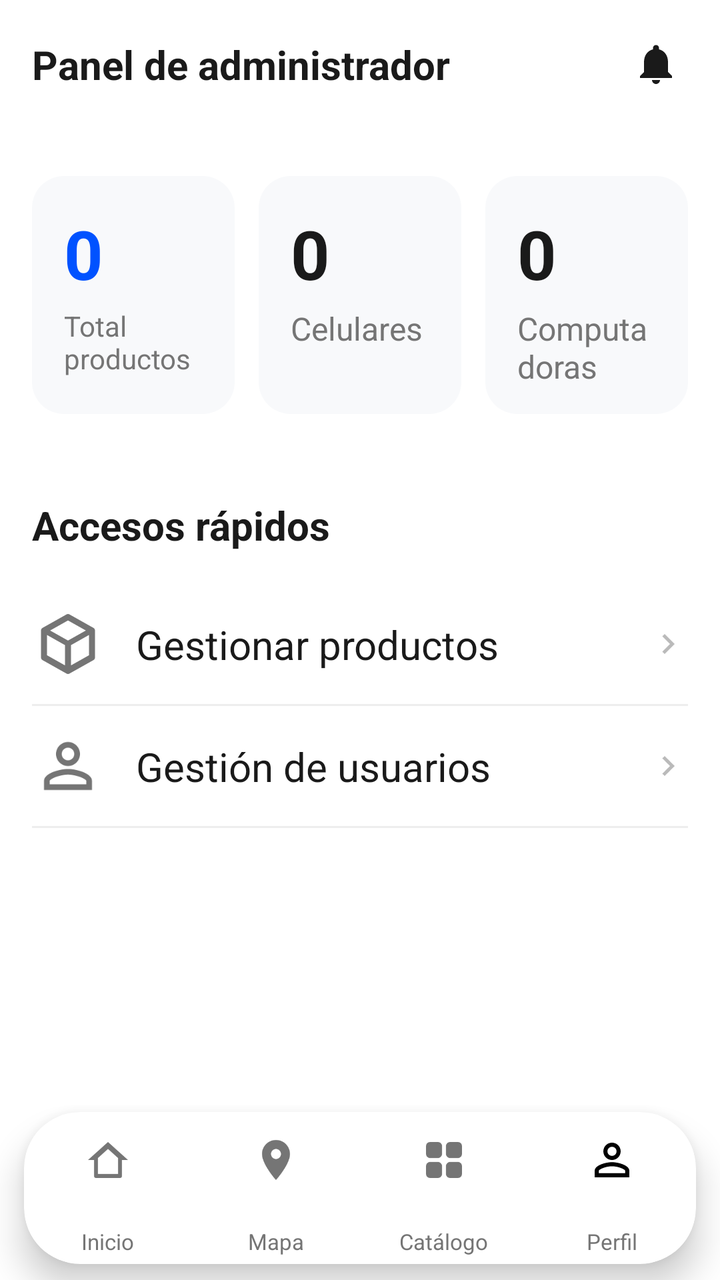
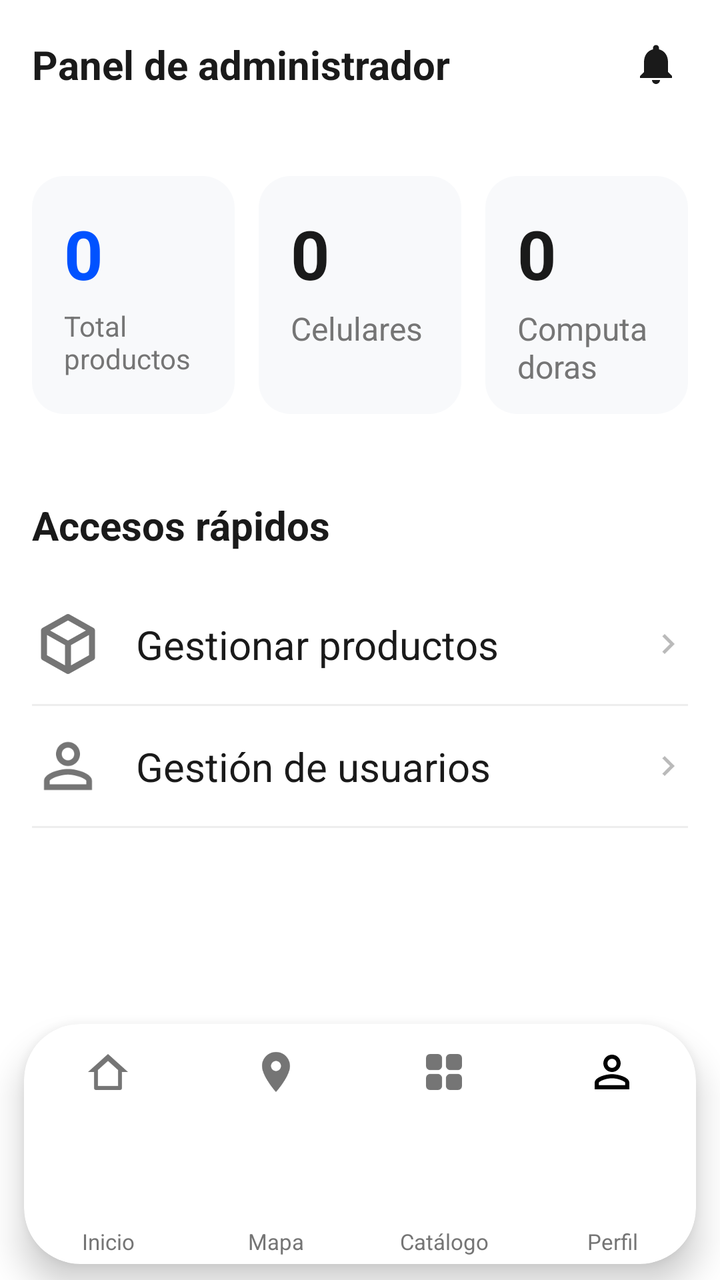

Two renders of the same Android screen: before a commit and after it. Below are the layout's source before the change and the commit's diff.
<!-- AndroidManifest.xml: application theme Theme.MyApplication -->
<!-- res/layout/admin_panel.xml -->
<?xml version="1.0" encoding="utf-8"?>
<androidx.constraintlayout.widget.ConstraintLayout xmlns:android="http://schemas.android.com/apk/res/android"
    xmlns:app="http://schemas.android.com/apk/res-auto"
    xmlns:tools="http://schemas.android.com/tools"
    android:id="@+id/main"
    android:layout_width="match_parent"
    android:layout_height="match_parent"
    tools:context=".MainActivity10">

    
    <androidx.constraintlayout.widget.ConstraintLayout
        android:id="@+id/cl_top_bar"
        android:layout_width="match_parent"
        android:layout_height="64dp"
        android:paddingHorizontal="16dp"
        app:layout_constraintTop_toTopOf="parent">

        <TextView
            android:id="@+id/tv_admin_panel_title"
            android:layout_width="wrap_content"
            android:layout_height="wrap_content"
            android:text="@string/admin_panel_title"
            android:textColor="@color/text_black"
            android:textSize="20sp"
            android:textStyle="bold"
            app:layout_constraintBottom_toBottomOf="parent"
            app:layout_constraintStart_toStartOf="parent"
            app:layout_constraintTop_toTopOf="parent" />

        <ImageView
            android:id="@+id/iv_notifications"
            android:layout_width="32dp"
            android:layout_height="32dp"
            android:padding="4dp"
            android:src="@drawable/ic_notifications"
            app:layout_constraintBottom_toBottomOf="parent"
            app:layout_constraintEnd_toEndOf="parent"
            app:layout_constraintTop_toTopOf="parent"
            app:tint="@color/text_black"
            android:contentDescription="@null" />

    </androidx.constraintlayout.widget.ConstraintLayout>

    
    <LinearLayout
        android:id="@+id/ll_summary"
        android:layout_width="match_parent"
        android:layout_height="129dp"
        android:layout_marginTop="24dp"
        android:baselineAligned="false"
        android:orientation="horizontal"
        android:paddingHorizontal="16dp"
        app:layout_constraintTop_toBottomOf="@id/cl_top_bar">

        
        <androidx.constraintlayout.widget.ConstraintLayout
            android:layout_width="0dp"
            android:layout_height="119dp"
            android:layout_marginEnd="8dp"
            android:layout_weight="1"
            android:background="@drawable/bg_category_card"
            android:padding="16dp">

            <TextView
                android:id="@+id/tv_total_count"
                android:layout_width="wrap_content"
                android:layout_height="wrap_content"
                android:text="@string/zero_placeholder"
                android:textColor="@color/brand_blue"
                android:textSize="34sp"
                android:textStyle="bold"
                app:layout_constraintStart_toStartOf="parent"
                app:layout_constraintTop_toTopOf="parent" />

            <TextView
                android:layout_width="wrap_content"
                android:layout_height="wrap_content"
                android:layout_marginTop="4dp"
                android:text="@string/total_products_label"
                android:textColor="@color/text_grey"
                android:textSize="14sp"
                app:layout_constraintStart_toStartOf="parent"
                app:layout_constraintTop_toBottomOf="@id/tv_total_count" />
        </androidx.constraintlayout.widget.ConstraintLayout>

        
        <androidx.constraintlayout.widget.ConstraintLayout
            android:layout_width="0dp"
            android:layout_height="119dp"
            android:layout_marginHorizontal="4dp"
            android:layout_weight="1"
            android:background="@drawable/bg_category_card"
            android:padding="16dp">

            <TextView
                android:id="@+id/tv_cel_count"
                android:layout_width="wrap_content"
                android:layout_height="wrap_content"
                android:text="@string/zero_placeholder"
                android:textColor="@color/text_black"
                android:textSize="34sp"
                android:textStyle="bold"
                app:layout_constraintStart_toStartOf="parent"
                app:layout_constraintTop_toTopOf="parent" />

            <TextView
                android:layout_width="wrap_content"
                android:layout_height="wrap_content"
                android:layout_marginTop="4dp"
                android:text="@string/cat_celulares"
                android:textColor="@color/text_grey"
                android:textSize="16sp"
                app:layout_constraintStart_toStartOf="parent"
                app:layout_constraintTop_toBottomOf="@id/tv_cel_count" />
        </androidx.constraintlayout.widget.ConstraintLayout>

        
        <androidx.constraintlayout.widget.ConstraintLayout
            android:layout_width="0dp"
            android:layout_height="119dp"
            android:layout_marginStart="8dp"
            android:layout_weight="1"
            android:background="@drawable/bg_category_card"
            android:padding="16dp">

            <TextView
                android:id="@+id/tv_comp_count"
                android:layout_width="wrap_content"
                android:layout_height="wrap_content"
                android:text="@string/zero_placeholder"
                android:textColor="@color/text_black"
                android:textSize="34sp"
                android:textStyle="bold"
                app:layout_constraintStart_toStartOf="parent"
                app:layout_constraintTop_toTopOf="parent" />

            <TextView
                android:layout_width="wrap_content"
                android:layout_height="wrap_content"
                android:layout_marginTop="4dp"
                android:text="@string/cat_computadoras"
                android:textColor="@color/text_grey"
                android:textSize="16sp"
                app:layout_constraintStart_toStartOf="parent"
                app:layout_constraintTop_toBottomOf="@id/tv_comp_count" />
        </androidx.constraintlayout.widget.ConstraintLayout>
    </LinearLayout>

    
    <TextView
        android:id="@+id/tv_quick_access_title"
        android:layout_width="wrap_content"
        android:layout_height="wrap_content"
        android:layout_marginTop="32dp"
        android:layout_marginStart="16dp"
        android:text="@string/quick_access_title"
        android:textColor="@color/text_black"
        android:textSize="20sp"
        android:textStyle="bold"
        app:layout_constraintStart_toStartOf="parent"
        app:layout_constraintTop_toBottomOf="@id/ll_summary" />

    
    <LinearLayout
        android:layout_width="match_parent"
        android:layout_height="wrap_content"
        android:layout_marginTop="16dp"
        android:orientation="vertical"
        android:paddingHorizontal="16dp"
        app:layout_constraintTop_toBottomOf="@id/tv_quick_access_title">

        
        <androidx.constraintlayout.widget.ConstraintLayout
            android:id="@+id/cl_manage_products"
            android:layout_width="match_parent"
            android:layout_height="60dp">

            <ImageView
                android:id="@+id/iv_menu_products"
                android:layout_width="36dp"
                android:layout_height="36dp"
                android:contentDescription="@null"
                android:src="@drawable/ic_box"
                app:layout_constraintBottom_toBottomOf="parent"
                app:layout_constraintStart_toStartOf="parent"
                app:layout_constraintTop_toTopOf="parent"
                app:tint="@color/text_grey" />

            <TextView
                android:layout_width="0dp"
                android:layout_height="wrap_content"
                android:layout_marginStart="16dp"
                android:text="@string/manage_products"
                android:textColor="@color/text_black"
                android:textSize="20sp"
                app:layout_constraintBottom_toBottomOf="parent"
                app:layout_constraintEnd_toStartOf="@+id/iv_arrow1"
                app:layout_constraintStart_toEndOf="@id/iv_menu_products"
                app:layout_constraintTop_toTopOf="parent" />

            <ImageView
                android:id="@+id/iv_arrow1"
                android:layout_width="20dp"
                android:layout_height="20dp"
                android:alpha="0.3"
                android:contentDescription="@null"
                android:src="@drawable/ic_chevron_right"
                app:layout_constraintBottom_toBottomOf="parent"
                app:layout_constraintEnd_toEndOf="parent"
                app:layout_constraintTop_toTopOf="parent" />
        </androidx.constraintlayout.widget.ConstraintLayout>

        <View
            android:layout_width="match_parent"
            android:layout_height="1dp"
            android:background="@color/divider_grey" />

        
        <androidx.constraintlayout.widget.ConstraintLayout
            android:id="@+id/cl_manage_users"
            android:layout_width="match_parent"
            android:layout_height="60dp">

            <ImageView
                android:id="@+id/iv_menu_users"
                android:layout_width="36dp"
                android:layout_height="36dp"
                android:contentDescription="@null"
                android:src="@drawable/ic_person_outline"
                app:layout_constraintBottom_toBottomOf="parent"
                app:layout_constraintStart_toStartOf="parent"
                app:layout_constraintTop_toTopOf="parent"
                app:tint="@color/text_grey" />

            <TextView
                android:layout_width="0dp"
                android:layout_height="wrap_content"
                android:layout_marginStart="16dp"
                android:text="@string/manage_users"
                android:textColor="@color/text_black"
                android:textSize="20sp"
                app:layout_constraintBottom_toBottomOf="parent"
                app:layout_constraintEnd_toStartOf="@+id/iv_arrow2"
                app:layout_constraintStart_toEndOf="@id/iv_menu_users"
                app:layout_constraintTop_toTopOf="parent" />

            <ImageView
                android:id="@+id/iv_arrow2"
                android:layout_width="20dp"
                android:layout_height="20dp"
                android:alpha="0.3"
                android:contentDescription="@null"
                android:src="@drawable/ic_chevron_right"
                app:layout_constraintBottom_toBottomOf="parent"
                app:layout_constraintEnd_toEndOf="parent"
                app:layout_constraintTop_toTopOf="parent" />
        </androidx.constraintlayout.widget.ConstraintLayout>

        <View
            android:layout_width="match_parent"
            android:layout_height="1dp"
            android:background="@color/divider_grey" />

    </LinearLayout>

    
    <include
        android:id="@+id/custom_bottom_nav"
        layout="@layout/layout_custom_bottom_nav"
        android:layout_width="match_parent"
        android:layout_height="96dp"
        app:layout_constraintBottom_toBottomOf="parent"
        app:layout_constraintEnd_toEndOf="parent"
        app:layout_constraintStart_toStartOf="parent" />

</androidx.constraintlayout.widget.ConstraintLayout>
<!-- res/layout/layout_custom_bottom_nav.xml (included above) -->
<?xml version="1.0" encoding="utf-8"?>
<FrameLayout xmlns:android="http://schemas.android.com/apk/res/android"
    xmlns:app="http://schemas.android.com/apk/res-auto"
    xmlns:tools="http://schemas.android.com/tools"
    android:id="@+id/custom_bottom_nav"
    android:layout_width="match_parent"
    android:layout_height="96dp"
    android:clipChildren="false"
    android:clipToPadding="false"
    tools:ignore="MergeRootFrame">

    
    <androidx.cardview.widget.CardView
        android:id="@+id/cv_nav_bar"
        android:layout_width="match_parent"
        android:layout_height="76dp"
        android:layout_gravity="bottom"
        android:layout_marginStart="12dp"
        android:layout_marginEnd="12dp"
        android:layout_marginBottom="8dp"
        app:cardBackgroundColor="@color/nav_bar_surface"
        app:cardCornerRadius="28dp"
        app:cardElevation="10dp"
        app:cardMaxElevation="14dp"
        app:cardPreventCornerOverlap="false">

        <LinearLayout
            android:layout_width="match_parent"
            android:layout_height="match_parent"
            android:baselineAligned="false"
            android:orientation="horizontal"
            android:weightSum="4">

            
            <FrameLayout
                android:id="@+id/tab_home"
                android:layout_width="0dp"
                android:layout_height="match_parent"
                android:layout_weight="1"
                android:background="?attr/selectableItemBackgroundBorderless"
                android:clickable="true"
                android:clipChildren="false"
                android:clipToPadding="false"
                android:focusable="true">

                
                <View
                    android:id="@+id/v_home_ring"
                    android:layout_width="54dp"
                    android:layout_height="54dp"
                    android:layout_gravity="center_horizontal|top"
                    android:layout_marginTop="0dp"
                    android:background="@drawable/bg_nav_active_ring"
                    android:elevation="6dp"
                    android:visibility="gone"
                    tools:visibility="visible" />

                
                <FrameLayout
                    android:id="@+id/fl_home_icon_container"
                    android:layout_width="46dp"
                    android:layout_height="46dp"
                    android:layout_gravity="center_horizontal|top"
                    android:layout_marginTop="4dp"
                    android:background="@drawable/bg_nav_active_circle"
                    android:elevation="8dp"
                    android:visibility="gone"
                    tools:visibility="visible">

                    <ImageView
                        android:id="@+id/iv_home_active_icon"
                        android:layout_width="24dp"
                        android:layout_height="24dp"
                        android:layout_gravity="center"
                        android:contentDescription="@string/nav_home"
                        android:src="@drawable/ic_nav_home"
                        app:tint="@color/white" />
                </FrameLayout>

                
                <ImageView
                    android:id="@+id/iv_home_inactive_icon"
                    android:layout_width="24dp"
                    android:layout_height="24dp"
                    android:layout_gravity="center_horizontal|top"
                    android:layout_marginTop="12dp"
                    android:contentDescription="@string/nav_home"
                    android:src="@drawable/ic_nav_home"
                    app:tint="@color/text_grey" />

                
                <TextView
                    android:id="@+id/tv_home_label"
                    android:layout_width="wrap_content"
                    android:layout_height="wrap_content"
                    android:layout_gravity="center_horizontal|bottom"
                    android:layout_marginBottom="4dp"
                    android:text="@string/nav_home"
                    android:textColor="@color/text_grey"
                    android:textSize="11sp"
                    android:textStyle="normal" />

            </FrameLayout>

            
            <FrameLayout
                android:id="@+id/tab_map"
                android:layout_width="0dp"
                android:layout_height="match_parent"
                android:layout_weight="1"
                android:background="?attr/selectableItemBackgroundBorderless"
                android:clickable="true"
                android:clipChildren="false"
                android:clipToPadding="false"
                android:focusable="true">

                
                <View
                    android:id="@+id/v_map_ring"
                    android:layout_width="54dp"
                    android:layout_height="54dp"
                    android:layout_gravity="center_horizontal|top"
                    android:layout_marginTop="0dp"
                    android:background="@drawable/bg_nav_active_ring"
                    android:elevation="6dp"
                    android:visibility="gone"
                    tools:visibility="gone" />

                
                <FrameLayout
                    android:id="@+id/fl_map_icon_container"
                    android:layout_width="46dp"
                    android:layout_height="46dp"
                    android:layout_gravity="center_horizontal|top"
                    android:layout_marginTop="4dp"
                    android:background="@drawable/bg_nav_active_circle"
                    android:elevation="8dp"
                    android:visibility="gone"
                    tools:visibility="gone">

                    <ImageView
                        android:id="@+id/iv_map_active_icon"
                        android:layout_width="24dp"
                        android:layout_height="24dp"
                        android:layout_gravity="center"
                        android:contentDescription="@string/nav_map"
                        android:src="@drawable/ic_nav_map"
                        app:tint="@color/white" />
                </FrameLayout>

                
                <ImageView
                    android:id="@+id/iv_map_inactive_icon"
                    android:layout_width="24dp"
                    android:layout_height="24dp"
                    android:layout_gravity="center_horizontal|top"
                    android:layout_marginTop="12dp"
                    android:contentDescription="@string/nav_map"
                    android:src="@drawable/ic_nav_map"
                    app:tint="@color/text_grey" />

                
                <TextView
                    android:id="@+id/tv_map_label"
                    android:layout_width="wrap_content"
                    android:layout_height="wrap_content"
                    android:layout_gravity="center_horizontal|bottom"
                    android:layout_marginBottom="4dp"
                    android:text="@string/nav_map"
                    android:textColor="@color/text_grey"
                    android:textSize="11sp"
                    android:textStyle="normal" />

            </FrameLayout>

            
            <FrameLayout
                android:id="@+id/tab_catalog"
                android:layout_width="0dp"
                android:layout_height="match_parent"
                android:layout_weight="1"
                android:background="?attr/selectableItemBackgroundBorderless"
                android:clickable="true"
                android:clipChildren="false"
                android:clipToPadding="false"
                android:focusable="true">

                
                <View
                    android:id="@+id/v_catalog_ring"
                    android:layout_width="54dp"
                    android:layout_height="54dp"
                    android:layout_gravity="center_horizontal|top"
                    android:layout_marginTop="0dp"
                    android:background="@drawable/bg_nav_active_ring"
                    android:elevation="6dp"
                    android:visibility="gone"
                    tools:visibility="gone" />

                
                <FrameLayout
                    android:id="@+id/fl_catalog_icon_container"
                    android:layout_width="46dp"
                    android:layout_height="46dp"
                    android:layout_gravity="center_horizontal|top"
                    android:layout_marginTop="4dp"
                    android:background="@drawable/bg_nav_active_circle"
                    android:elevation="8dp"
                    android:visibility="gone"
                    tools:visibility="gone">

                    <ImageView
                        android:id="@+id/iv_catalog_active_icon"
                        android:layout_width="24dp"
                        android:layout_height="24dp"
                        android:layout_gravity="center"
                        android:contentDescription="@string/nav_catalog"
                        android:src="@drawable/ic_nav_catalog"
                        app:tint="@color/white" />
                </FrameLayout>

                
                <ImageView
                    android:id="@+id/iv_catalog_inactive_icon"
                    android:layout_width="24dp"
                    android:layout_height="24dp"
                    android:layout_gravity="center_horizontal|top"
                    android:layout_marginTop="12dp"
                    android:contentDescription="@string/nav_catalog"
                    android:src="@drawable/ic_nav_catalog"
                    app:tint="@color/text_grey" />

                
                <TextView
                    android:id="@+id/tv_catalog_label"
                    android:layout_width="wrap_content"
                    android:layout_height="wrap_content"
                    android:layout_gravity="center_horizontal|bottom"
                    android:layout_marginBottom="4dp"
                    android:text="@string/nav_catalog"
                    android:textColor="@color/text_grey"
                    android:textSize="11sp"
                    android:textStyle="normal" />

            </FrameLayout>

            
            <FrameLayout
                android:id="@+id/tab_profile"
                android:layout_width="0dp"
                android:layout_height="match_parent"
                android:layout_weight="1"
                android:background="?attr/selectableItemBackgroundBorderless"
                android:clickable="true"
                android:clipChildren="false"
                android:clipToPadding="false"
                android:focusable="true">

                
                <View
                    android:id="@+id/v_profile_ring"
                    android:layout_width="54dp"
                    android:layout_height="54dp"
                    android:layout_gravity="center_horizontal|top"
                    android:layout_marginTop="0dp"
                    android:background="@drawable/bg_nav_active_ring"
                    android:elevation="6dp"
                    android:visibility="gone"
                    tools:visibility="gone" />

                
                <FrameLayout
                    android:id="@+id/fl_profile_icon_container"
                    android:layout_width="46dp"
                    android:layout_height="46dp"
                    android:layout_gravity="center_horizontal|top"
                    android:layout_marginTop="4dp"
                    android:background="@drawable/bg_nav_active_circle"
                    android:elevation="8dp"
                    android:padding="3dp"
                    android:visibility="gone"
                    tools:visibility="gone">

                    <com.google.android.material.imageview.ShapeableImageView
                        android:id="@+id/iv_profile_active_avatar"
                        android:layout_width="match_parent"
                        android:layout_height="match_parent"
                        android:contentDescription="@string/nav_profile"
                        android:scaleType="centerCrop"
                        android:src="@drawable/ic_person_outline"
                        app:shapeAppearanceOverlay="@style/ShapeAppearance.App.Circle" />
                </FrameLayout>

                
                <com.google.android.material.imageview.ShapeableImageView
                    android:id="@+id/iv_profile_inactive_avatar"
                    android:layout_width="26dp"
                    android:layout_height="26dp"
                    android:layout_gravity="center_horizontal|top"
                    android:layout_marginTop="11dp"
                    android:contentDescription="@string/nav_profile"
                    android:scaleType="centerCrop"
                    android:src="@drawable/ic_person_outline"
                    app:shapeAppearanceOverlay="@style/ShapeAppearance.App.Circle" />

                
                <TextView
                    android:id="@+id/tv_profile_label"
                    android:layout_width="wrap_content"
                    android:layout_height="wrap_content"
                    android:layout_gravity="center_horizontal|bottom"
                    android:layout_marginBottom="4dp"
                    android:text="@string/nav_profile"
                    android:textColor="@color/text_grey"
                    android:textSize="11sp"
                    android:textStyle="normal" />

            </FrameLayout>

        </LinearLayout>
    </androidx.cardview.widget.CardView>
</FrameLayout>
<!-- resources referenced by this layout -->
<resources>
  <color name="brand_blue">#0052FF</color>
  <color name="divider_grey">#EEEEEE</color>
  <color name="nav_bar_surface">#FFFFFF</color>
  <color name="text_black">#1A1A1A</color>
  <color name="text_grey">#757575</color>
  <color name="white">#FFFFFFFF</color>
  <!-- drawable bg_category_card (drawable) -->
  <?xml version="1.0" encoding="utf-8"?>
  <shape xmlns:android="http://schemas.android.com/apk/res/android">
      <solid android:color="@color/input_bg" />
      <corners android:radius="16dp" />
  </shape>
  <!-- drawable bg_nav_active_circle (drawable) -->
  <?xml version="1.0" encoding="utf-8"?>
  <shape xmlns:android="http://schemas.android.com/apk/res/android"
      android:shape="oval">
      <gradient
          android:angle="135"
          android:endColor="#0066FF"
          android:startColor="#0B57CF"
          android:type="linear" />
  </shape>
  <!-- drawable bg_nav_active_ring (drawable) -->
  <?xml version="1.0" encoding="utf-8"?>
  <shape xmlns:android="http://schemas.android.com/apk/res/android"
      android:shape="oval">
      <solid android:color="@color/surface_background" />
  </shape>
  <string name="admin_panel_title">Panel de administrador</string>
  <string name="cat_celulares">Celulares</string>
  <string name="cat_computadoras">Computadoras</string>
  <string name="manage_products">Gestionar productos</string>
  <string name="manage_users">Gestión de usuarios</string>
  <string name="nav_catalog">Catálogo</string>
  <string name="nav_home">Inicio</string>
  <string name="nav_map">Mapa</string>
  <string name="nav_profile">Perfil</string>
  <string name="quick_access_title">Accesos rápidos</string>
  <string name="total_products_label">Total productos</string>
  <string name="zero_placeholder">0</string>
  <style name="ShapeAppearance.App.Circle" parent="ShapeAppearance.MaterialComponents.SmallComponent">
          <item name="cornerSize">50%</item>
      </style>
  <style name="Theme.MyApplication" parent="Theme.MaterialComponents.DayNight.NoActionBar">
          
          <item name="colorPrimary">@color/purple_500</item>
          <item name="colorPrimaryVariant">@color/purple_700</item>
          <item name="colorOnPrimary">@color/white</item>
          
          <item name="colorSecondary">@color/teal_200</item>
          <item name="colorSecondaryVariant">@color/teal_700</item>
          <item name="colorOnSecondary">@color/black</item>
          
          <item name="android:statusBarColor">?attr/colorPrimaryVariant</item>
          <item name="android:windowBackground">@color/surface_background</item>
          
          <item name="android:editTextColor">@color/text_black</item>
          <item name="android:textColorPrimary">@color/text_black</item>
          <item name="materialButtonStyle">@style/Widget.TechnoCat.Button</item>
          
      </style>
  <color name="input_bg">#F8F9FB</color>
  <color name="surface_background">#FFFFFF</color>
  <color name="purple_500">#FF6200EE</color>
  <color name="purple_700">#FF3700B3</color>
  <color name="teal_200">#FF03DAC5</color>
  <color name="teal_700">#FF018786</color>
  <color name="black">#FF000000</color>
  <style name="Widget.TechnoCat.Button" parent="Widget.MaterialComponents.Button">
          <item name="android:elevation">5dp</item>
          <item name="android:outlineSpotShadowColor">@color/brand_blue</item>
          <item name="android:outlineAmbientShadowColor">@color/brand_blue</item>
          <item name="rippleColor">@color/button_ripple</item>
      </style>
  <color name="button_ripple">#330052FF</color>
  <!-- unchanged entries left out for length: 7 -->
</resources>

<!-- the commit's change to res/layout/admin_panel.xml (unified diff, before → after) -->
@@ -11,7 +11,8 @@
     <androidx.constraintlayout.widget.ConstraintLayout
         android:id="@+id/cl_top_bar"
         android:layout_width="match_parent"
-        android:layout_height="64dp"
+        android:layout_height="wrap_content"
+        android:minHeight="64dp"
         android:paddingHorizontal="16dp"
         app:layout_constraintTop_toTopOf="parent">
 
@@ -173,7 +174,7 @@
         <androidx.constraintlayout.widget.ConstraintLayout
             android:id="@+id/cl_manage_products"
             android:layout_width="match_parent"
-            android:layout_height="60dp">
+            android:layout_height="60dp" android:foreground="?attr/selectableItemBackground">
 
             <ImageView
                 android:id="@+id/iv_menu_products"
@@ -219,7 +220,7 @@
         <androidx.constraintlayout.widget.ConstraintLayout
             android:id="@+id/cl_manage_users"
             android:layout_width="match_parent"
-            android:layout_height="60dp">
+            android:layout_height="60dp" android:foreground="?attr/selectableItemBackground">
 
             <ImageView
                 android:id="@+id/iv_menu_users"
@@ -268,7 +269,7 @@
         android:id="@+id/custom_bottom_nav"
         layout="@layout/layout_custom_bottom_nav"
         android:layout_width="match_parent"
-        android:layout_height="96dp"
+        android:layout_height="136dp"
         app:layout_constraintBottom_toBottomOf="parent"
         app:layout_constraintEnd_toEndOf="parent"
         app:layout_constraintStart_toStartOf="parent" />
@@ -281,7 +282,7 @@
     xmlns:tools="http://schemas.android.com/tools"
     android:id="@+id/custom_bottom_nav"
     android:layout_width="match_parent"
-    android:layout_height="96dp"
+    android:layout_height="136dp"
     android:clipChildren="false"
     android:clipToPadding="false"
     tools:ignore="MergeRootFrame">
@@ -290,7 +291,7 @@
     <androidx.cardview.widget.CardView
         android:id="@+id/cv_nav_bar"
         android:layout_width="match_parent"
-        android:layout_height="76dp"
+        android:layout_height="120dp"
         android:layout_gravity="bottom"
         android:layout_marginStart="12dp"
         android:layout_marginEnd="12dp"
@@ -368,8 +369,10 @@
                 
                 <TextView
                     android:id="@+id/tv_home_label"
-                    android:layout_width="wrap_content"
+                    android:layout_width="match_parent"
                     android:layout_height="wrap_content"
+                    android:gravity="center"
+                    android:paddingHorizontal="2dp"
                     android:layout_gravity="center_horizontal|bottom"
                     android:layout_marginBottom="4dp"
                     android:text="@string/nav_home"
@@ -439,8 +442,10 @@
                 
                 <TextView
                     android:id="@+id/tv_map_label"
-                    android:layout_width="wrap_content"
+                    android:layout_width="match_parent"
                     android:layout_height="wrap_content"
+                    android:gravity="center"
+                    android:paddingHorizontal="2dp"
                     android:layout_gravity="center_horizontal|bottom"
                     android:layout_marginBottom="4dp"
                     android:text="@string/nav_map"
@@ -510,8 +515,10 @@
                 
                 <TextView
                     android:id="@+id/tv_catalog_label"
-                    android:layout_width="wrap_content"
+                    android:layout_width="match_parent"
                     android:layout_height="wrap_content"
+                    android:gravity="center"
+                    android:paddingHorizontal="2dp"
                     android:layout_gravity="center_horizontal|bottom"
                     android:layout_marginBottom="4dp"
                     android:text="@string/nav_catalog"
@@ -583,8 +590,10 @@
                 
                 <TextView
                     android:id="@+id/tv_profile_label"
-                    android:layout_width="wrap_content"
+                    android:layout_width="match_parent"
                     android:layout_height="wrap_content"
+                    android:gravity="center"
+                    android:paddingHorizontal="2dp"
                     android:layout_gravity="center_horizontal|bottom"
                     android:layout_marginBottom="4dp"
                     android:text="@string/nav_profile"
<!-- resource entries referenced after the edit -->
@@ -47,7 +47,7 @@
           
           <item name="colorPrimary">@color/purple_500</item>
           <item name="colorPrimaryVariant">@color/purple_700</item>
-          <item name="colorOnPrimary">@color/white</item>
+          <item name="colorOnPrimary">@color/on_primary</item>
           
           <item name="colorSecondary">@color/teal_200</item>
           <item name="colorSecondaryVariant">@color/teal_700</item>
@@ -65,11 +65,13 @@
   <color name="surface_background">#FFFFFF</color>
   <color name="purple_500">#FF6200EE</color>
   <color name="purple_700">#FF3700B3</color>
+  <color name="on_primary">#FFFFFF</color>
   <color name="teal_200">#FF03DAC5</color>
   <color name="teal_700">#FF018786</color>
   <color name="black">#FF000000</color>
   <style name="Widget.TechnoCat.Button" parent="Widget.MaterialComponents.Button">
           <item name="android:elevation">5dp</item>
+          <item name="android:foreground">?attr/selectableItemBackground</item>
           <item name="android:outlineSpotShadowColor">@color/brand_blue</item>
           <item name="android:outlineAmbientShadowColor">@color/brand_blue</item>
           <item name="rippleColor">@color/button_ripple</item>
